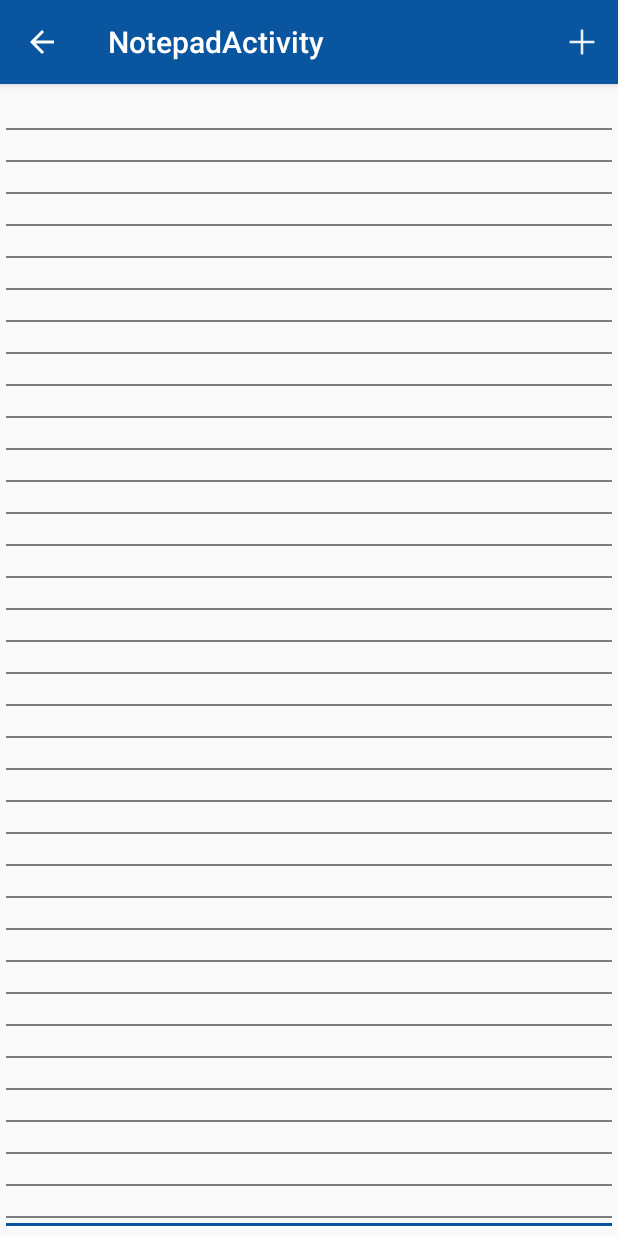
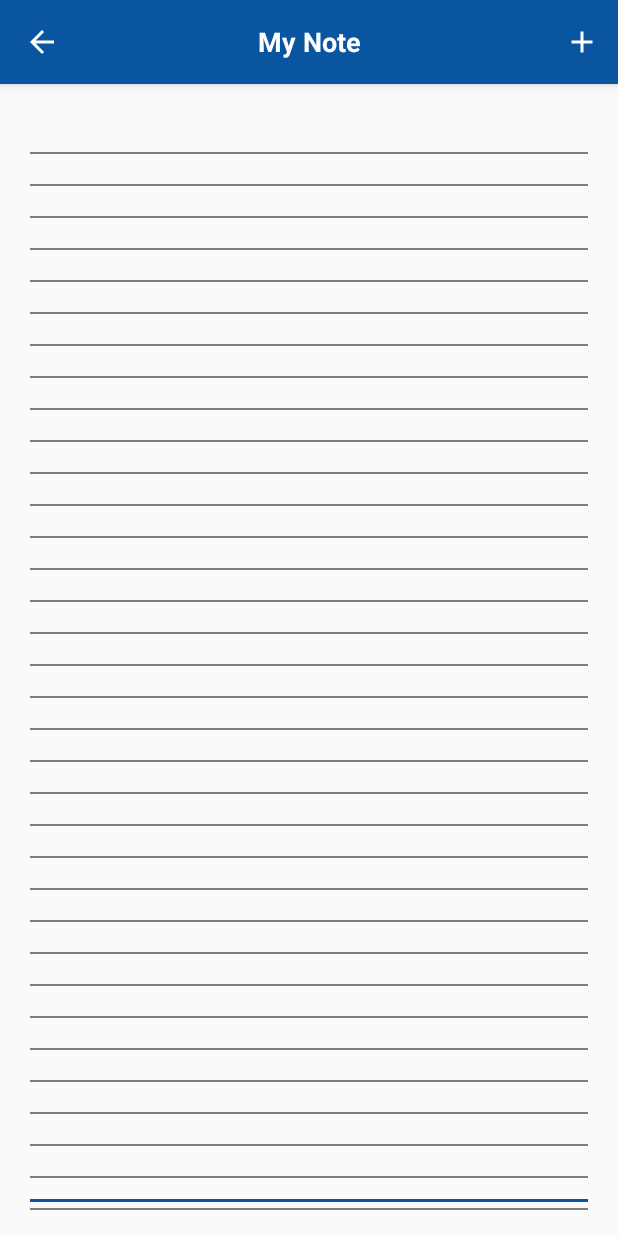
Before and after one commit to phanluongha/ExhibitionApp, an Android app: the NotepadActivity screen opened directly, with no data from a screen before it, on a phone screen of 412 x 824 dp. Run offline under Robolectric (Android 15) with nearby library versions, the phone set to English and light mode, and no system bars; libraries missing offline, so code that uses them is left out: es.dmoral.toasty.

Commit message:
Complete Save Notepad

```diff
--- a/app/src/main/java/com/example/phanluongha/myfirstapplication/ListExhibitionActivity.java
+++ b/app/src/main/java/com/example/phanluongha/myfirstapplication/ListExhibitionActivity.java
@@ -66,7 +66,7 @@ public class ListExhibitionActivity extends DefaultActivity implements EventCate
 
 
         setContentView(R.layout.activity_list_exhibition);
-
+        setTitle("");
         Toolbar toolbar = (Toolbar) findViewById(R.id.toolbar);
         LinearLayout btnSignIn = (LinearLayout) findViewById(R.id.btnSignIn);
         LinearLayout btnSuggest = (LinearLayout) findViewById(R.id.btnSuggest);
--- a/app/src/main/java/com/example/phanluongha/myfirstapplication/NotepadActivity.java
+++ b/app/src/main/java/com/example/phanluongha/myfirstapplication/NotepadActivity.java
@@ -1,5 +1,6 @@
 package com.example.phanluongha.myfirstapplication;
 
+import android.content.SharedPreferences;
 import android.os.Bundle;
 import android.support.design.widget.FloatingActionButton;
 import android.support.design.widget.Snackbar;
@@ -11,19 +12,30 @@ import android.view.MenuItem;
 import android.view.View;
 import android.widget.Toast;
 
+import com.example.phanluongha.myfirstapplication.customview.LinedEditText;
+
+import es.dmoral.toasty.Toasty;
+
 public class NotepadActivity extends AppCompatActivity {
-
+    SharedPreferences sharedPreferences;
+    LinedEditText edNotepad;
     @Override
     protected void onCreate(Bundle savedInstanceState) {
         super.onCreate(savedInstanceState);
         setContentView(R.layout.activity_notepad);
         Toolbar toolbar = (Toolbar) findViewById(R.id.toolbar);
+        edNotepad = (LinedEditText) findViewById(R.id.edNotepad);
         setSupportActionBar(toolbar);
-
+        setTitle("");
         if (toolbar != null) {
             setSupportActionBar(toolbar);
             getSupportActionBar().setDisplayHomeAsUpEnabled(true);
         }
+
+        sharedPreferences= getSharedPreferences("note",MODE_PRIVATE);
+        String resultNotepad = sharedPreferences.getString("my_note","");
+        edNotepad.setText(resultNotepad);
+
     }
 
     @Override
@@ -40,8 +52,16 @@ public class NotepadActivity extends AppCompatActivity {
             case android.R.id.home:
                 onBackPressed();
                 break;
-            case R.id.action:
-                Toast.makeText(this, "plus", Toast.LENGTH_SHORT).show();
+            case R.id.action_save:
+                if(edNotepad.getText().toString().trim().length() > 0){
+                    SharedPreferences.Editor editor = sharedPreferences.edit() ;
+                    editor.putString("my_note",edNotepad.getText().toString());
+                    editor.apply();
+                    Toasty.success(this, "Save complete", Toast.LENGTH_SHORT).show();
+                }else{
+                    Toasty.error(this, "Please check content again", Toast.LENGTH_SHORT).show();
+                }
+
                 break;
         }
         return super.onOptionsItemSelected(item);
--- a/app/src/main/res/layout/activity_notepad.xml
+++ b/app/src/main/res/layout/activity_notepad.xml
@@ -17,23 +17,35 @@
             android:layout_width="match_parent"
             android:layout_height="?attr/actionBarSize"
             android:background="?attr/colorPrimary"
-            app:popupTheme="@style/AppTheme.PopupOverlay" />
+            app:popupTheme="@style/AppTheme.PopupOverlay">
+
+            <TextView
+
+                android:layout_gravity="center"
+                android:layout_width="wrap_content"
+                android:layout_height="wrap_content"
+                android:gravity="center"
+                android:text="My Note"
+                android:textColor="@android:color/white"
+                android:textSize="18sp"
+                android:textStyle="bold" />
+        </android.support.v7.widget.Toolbar>
 
     </android.support.design.widget.AppBarLayout>
 
     <FrameLayout
         android:layout_width="match_parent"
-        app:layout_behavior="@string/appbar_scrolling_view_behavior"
-        android:layout_height="match_parent">
+        android:layout_height="match_parent"
+        android:padding="16dp"
+        app:layout_behavior="@string/appbar_scrolling_view_behavior">
+
         <com.example.phanluongha.myfirstapplication.customview.LinedEditText
-            android:layout_width="fill_parent"
-            android:layout_height="fill_parent"
+            android:layout_width="match_parent"
+            android:layout_height="match_parent"
             android:gravity="top|left"
             android:singleLine="false"
-            android:text=""
-            />
+            android:id="@+id/edNotepad"/>
     </FrameLayout>
 
 
-
 </android.support.design.widget.CoordinatorLayout>
--- a/app/src/main/res/menu/menu_notepad.xml
+++ b/app/src/main/res/menu/menu_notepad.xml
@@ -3,8 +3,8 @@
     xmlns:tools="http://schemas.android.com/tools"
     tools:context="com.example.minhnguyen2.myapplication.MainActivity">
     <item
-        android:id="@+id/action"
-        android:title="Plus"
+        android:id="@+id/action_save"
+        android:title="Save Notepad"
         android:icon="@drawable/ic_plus"
         app:showAsAction="always" />
 </menu>
```
Also changed, not shown: app/src/main/res/layout/activity_list_exhibition.xml (+9 -16 lines), app/src/main/res/drawable-xhdpi/ic_plus.png.
